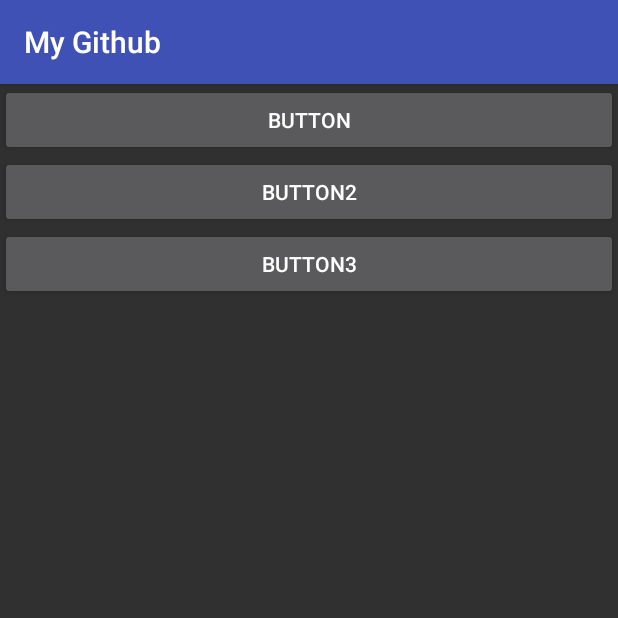
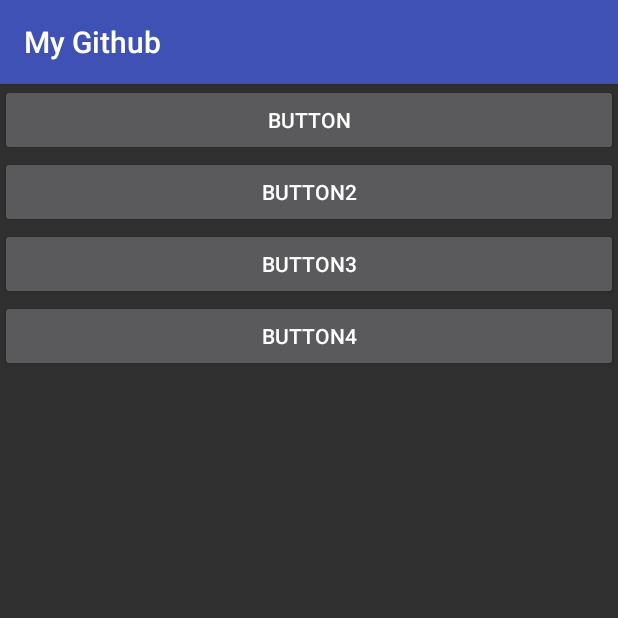
Before and after one commit to malibaig41/MyGithub, an Android app: the screen it shows after launch (MainActivity), on a phone screen of 412 x 824 dp, the top half of it. Run offline under Robolectric (Android 15) with nearby library versions, the phone set to English and light mode, and no system bars.

Commit message:
Fourth button is added

```diff
--- a/app/src/main/res/layout/activity_main.xml
+++ b/app/src/main/res/layout/activity_main.xml
@@ -22,4 +22,9 @@
         android:layout_height="wrap_content"
         android:text="Button3" />
 
+    <Button
+        android:layout_width="match_parent"
+        android:layout_height="wrap_content"
+        android:text="Button4" />
+
 </LinearLayout>
```
